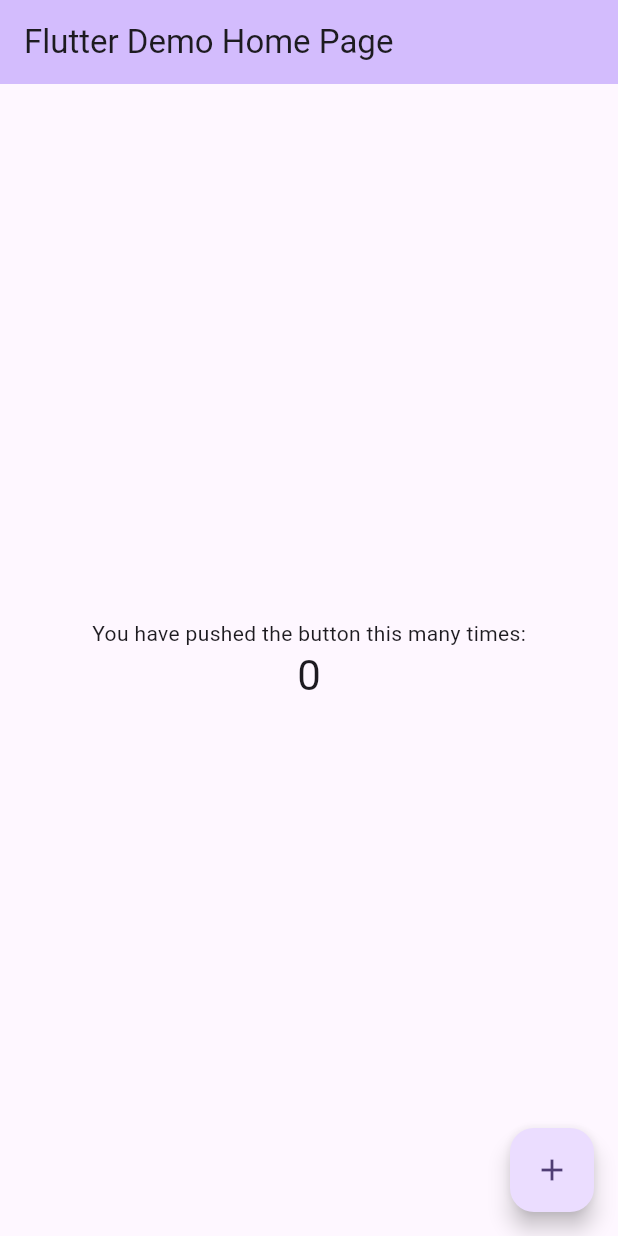
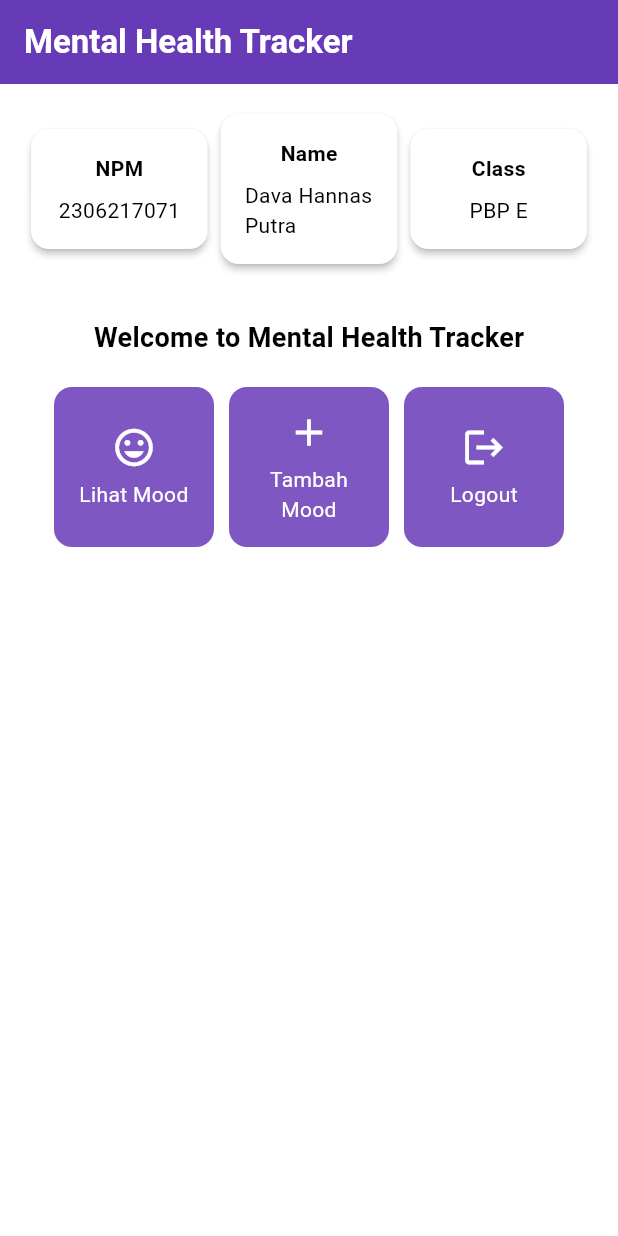
Before and after one commit to tjioedava/mental-health-tracker-mobile, a Flutter app: the screen it shows after launch, on a phone screen of 412 x 824 dp. Run offline on Flutter 3.47's test engine with Material 3 defaults, Android fonts, the phone set to English and light mode, and no system bars.

Commit message:
finished tutorial 6

```diff
--- a/lib/main.dart
+++ b/lib/main.dart
@@ -1,4 +1,5 @@
 import 'package:flutter/material.dart';
+import 'package:mental_health_tracker/menu.dart';
 
 void main() {
   runApp(const MyApp());
@@ -28,98 +29,13 @@ class MyApp extends StatelessWidget {
         //
         // This works for code too, not just values: Most code changes can be
         // tested with just a hot reload.
-        colorScheme: ColorScheme.fromSeed(seedColor: Colors.deepPurple),
+        colorScheme: ColorScheme.fromSwatch(
+          primarySwatch: Colors.deepPurple,
+        ).copyWith(secondary: Colors.deepPurple[400]),
         useMaterial3: true,
       ),
-      home: const MyHomePage(title: 'Flutter Demo Home Page'),
+      home: MyHomePage(),
+
     );
   }
 }
-
-class MyHomePage extends StatefulWidget {
-  const MyHomePage({super.key, required this.title});
-
-  // This widget is the home page of your application. It is stateful, meaning
-  // that it has a State object (defined below) that contains fields that affect
-  // how it looks.
-
-  // This class is the configuration for the state. It holds the values (in this
-  // case the title) provided by the parent (in this case the App widget) and
-  // used by the build method of the State. Fields in a Widget subclass are
-  // always marked "final".
-
-  final String title;
-
-  @override
-  State<MyHomePage> createState() => _MyHomePageState();
-}
-
-class _MyHomePageState extends State<MyHomePage> {
-  int _counter = 0;
-
-  void _incrementCounter() {
-    setState(() {
-      // This call to setState tells the Flutter framework that something has
-      // changed in this State, which causes it to rerun the build method below
-      // so that the display can reflect the updated values. If we changed
-      // _counter without calling setState(), then the build method would not be
-      // called again, and so nothing would appear to happen.
-      _counter++;
-    });
-  }
-
-  @override
-  Widget build(BuildContext context) {
-    // This method is rerun every time setState is called, for instance as done
-    // by the _incrementCounter method above.
-    //
-    // The Flutter framework has been optimized to make rerunning build methods
-    // fast, so that you can just rebuild anything that needs updating rather
-    // than having to individually change instances of widgets.
-    return Scaffold(
-      appBar: AppBar(
-        // TRY THIS: Try changing the color here to a specific color (to
-        // Colors.amber, perhaps?) and trigger a hot reload to see the AppBar
-        // change color while the other colors stay the same.
-        backgroundColor: Theme.of(context).colorScheme.inversePrimary,
-        // Here we take the value from the MyHomePage object that was created by
-        // the App.build method, and use it to set our appbar title.
-        title: Text(widget.title),
-      ),
-      body: Center(
-        // Center is a layout widget. It takes a single child and positions it
-        // in the middle of the parent.
-        child: Column(
-          // Column is also a layout widget. It takes a list of children and
-          // arranges them vertically. By default, it sizes itself to fit its
-          // children horizontally, and tries to be as tall as its parent.
-          //
-          // Column has various properties to control how it sizes itself and
-          // how it positions its children. Here we use mainAxisAlignment to
-          // center the children vertically; the main axis here is the vertical
-          // axis because Columns are vertical (the cross axis would be
-          // horizontal).
-          //
-          // TRY THIS: Invoke "debug painting" (choose the "Toggle Debug Paint"
-          // action in the IDE, or press "p" in the console), to see the
-          // wireframe for each widget.
-          mainAxisAlignment: MainAxisAlignment.center,
-          children: <Widget>[
-            const Text(
-              'You have pushed the button this many times:',
-            ),
-            Text(
-              '$_counter',
-              style: Theme.of(context).textTheme.headlineMedium,
-            ),
-          ],
-        ),
-      ),
-      floatingActionButton: FloatingActionButton(
-        onPressed: _incrementCounter,
-        tooltip: 'Increment',
-        child: const Icon(Icons.add),
-      ), // This trailing comma makes auto-formatting nicer for build methods.
-    );
-  }
-}
--- /dev/null
+++ b/lib/menu.dart
@@ -0,0 +1,190 @@
+import 'package:flutter/material.dart';
+
+
+class MyHomePage extends StatelessWidget  {
+  final String npm = '2306217071'; // NPM
+  final String name = 'Dava Hannas Putra'; // Nama
+  final String className = 'PBP E'; // Kelas
+  final List<ItemHomepage> items = [
+    ItemHomepage("Lihat Mood", Icons.mood),
+    ItemHomepage("Tambah Mood", Icons.add),
+    ItemHomepage("Logout", Icons.logout),
+  ];
+
+  MyHomePage({super.key});
+  @override
+  Widget build(BuildContext context) {
+    // Scaffold menyediakan struktur dasar halaman dengan AppBar dan body.
+    return Scaffold(
+      // AppBar adalah bagian atas halaman yang menampilkan judul.
+      appBar: AppBar(
+        // Judul aplikasi "Mental Health Tracker" dengan teks putih dan tebal.
+        title: const Text(
+          'Mental Health Tracker',
+          style: TextStyle(
+            color: Colors.white,
+            fontWeight: FontWeight.bold,
+          ),
+        ),
+        // Warna latar belakang AppBar diambil dari skema warna tema aplikasi.
+        backgroundColor: Theme
+            .of(context)
+            .colorScheme
+            .primary,
+      ),
+      // Body halaman dengan padding di sekelilingnya.
+      body: Padding(
+        padding: const EdgeInsets.all(16.0),
+        // Menyusun widget secara vertikal dalam sebuah kolom.
+        child: Column(
+          crossAxisAlignment: CrossAxisAlignment.center,
+          children: [
+            // Row untuk menampilkan 3 InfoCard secara horizontal.
+            Row(
+              mainAxisAlignment: MainAxisAlignment.spaceEvenly,
+              children: [
+                InfoCard(title: 'NPM', content: npm),
+                InfoCard(title: 'Name', content: name),
+                InfoCard(title: 'Class', content: className),
+              ],
+            ),
+
+            // Memberikan jarak vertikal 16 unit.
+            const SizedBox(height: 16.0),
+
+            // Menempatkan widget berikutnya di tengah halaman.
+            Center(
+              child: Column(
+                // Menyusun teks dan grid item secara vertikal.
+
+                children: [
+                  // Menampilkan teks sambutan dengan gaya tebal dan ukuran 18.
+                  const Padding(
+                    padding: EdgeInsets.only(top: 16.0),
+                    child: Text(
+                      'Welcome to Mental Health Tracker',
+                      style: TextStyle(
+                        fontWeight: FontWeight.bold,
+                        fontSize: 18.0,
+                      ),
+                    ),
+                  ),
+
+                  // Grid untuk menampilkan ItemCard dalam bentuk grid 3 kolom.
+                  GridView.count(
+                    primary: true,
+                    padding: const EdgeInsets.all(20),
+                    crossAxisSpacing: 10,
+                    mainAxisSpacing: 10,
+                    crossAxisCount: 3,
+                    // Agar grid menyesuaikan tinggi kontennya.
+                    shrinkWrap: true,
+
+                    // Menampilkan ItemCard untuk setiap item dalam list items.
+                    children: items.map((ItemHomepage item) {
+                      return ItemCard(item);
+                    }).toList(),
+                  ),
+                ],
+              ),
+            ),
+          ],
+        ),
+      ),
+    );
+  }
+}
+
+class InfoCard extends StatelessWidget {
+  // Kartu informasi yang menampilkan title dan content.
+
+  final String title;  // Judul kartu.
+  final String content;  // Isi kartu.
+
+  const InfoCard({super.key, required this.title, required this.content});
+
+  @override
+  Widget build(BuildContext context) {
+    return Card(
+      // Membuat kotak kartu dengan bayangan dibawahnya.
+      elevation: 2.0,
+      child: Container(
+        // Mengatur ukuran dan jarak di dalam kartu.
+        width: MediaQuery.of(context).size.width / 3.5, // menyesuaikan dengan lebar device yang digunakan.
+        padding: const EdgeInsets.all(16.0),
+        // Menyusun title dan content secara vertikal.
+        child: Column(
+          children: [
+            Text(
+              title,
+              style: const TextStyle(fontWeight: FontWeight.bold),
+            ),
+            const SizedBox(height: 8.0),
+            Text(content),
+          ],
+        ),
+      ),
+    );
+  }
+}
+
+class ItemHomepage {
+  final String name;
+  final IconData icon;
+
+  ItemHomepage(this.name, this.icon);
+}
+
+class ItemCard extends StatelessWidget {
+  // Menampilkan kartu dengan ikon dan nama.
+
+  final ItemHomepage item;
+
+  const ItemCard(this.item, {super.key});
+
+  @override
+  Widget build(BuildContext context) {
+    return Material(
+      // Menentukan warna latar belakang dari tema aplikasi.
+      color: Theme.of(context).colorScheme.secondary,
+      // Membuat sudut kartu melengkung.
+      borderRadius: BorderRadius.circular(12),
+
+      child: InkWell(
+        // Aksi ketika kartu ditekan.
+        onTap: () {
+          // Menampilkan pesan SnackBar saat kartu ditekan.
+          ScaffoldMessenger.of(context)
+            ..hideCurrentSnackBar()
+            ..showSnackBar(
+                SnackBar(content: Text("Kamu telah menekan tombol ${item.name}!"))
+            );
+        },
+        // Container untuk menyimpan Icon dan Text
+        child: Container(
+          padding: const EdgeInsets.all(8),
+          child: Center(
+            child: Column(
+              // Menyusun ikon dan teks di tengah kartu.
+              mainAxisAlignment: MainAxisAlignment.center,
+              children: [
+                Icon(
+                  item.icon,
+                  color: Colors.white,
+                  size: 30.0,
+                ),
+                const Padding(padding: EdgeInsets.all(3)),
+                Text(
+                  item.name,
+                  textAlign: TextAlign.center,
+                  style: const TextStyle(color: Colors.white),
+                ),
+              ],
+            ),
+          ),
+        ),
+      ),
+    );
+  }
+
+}
```
